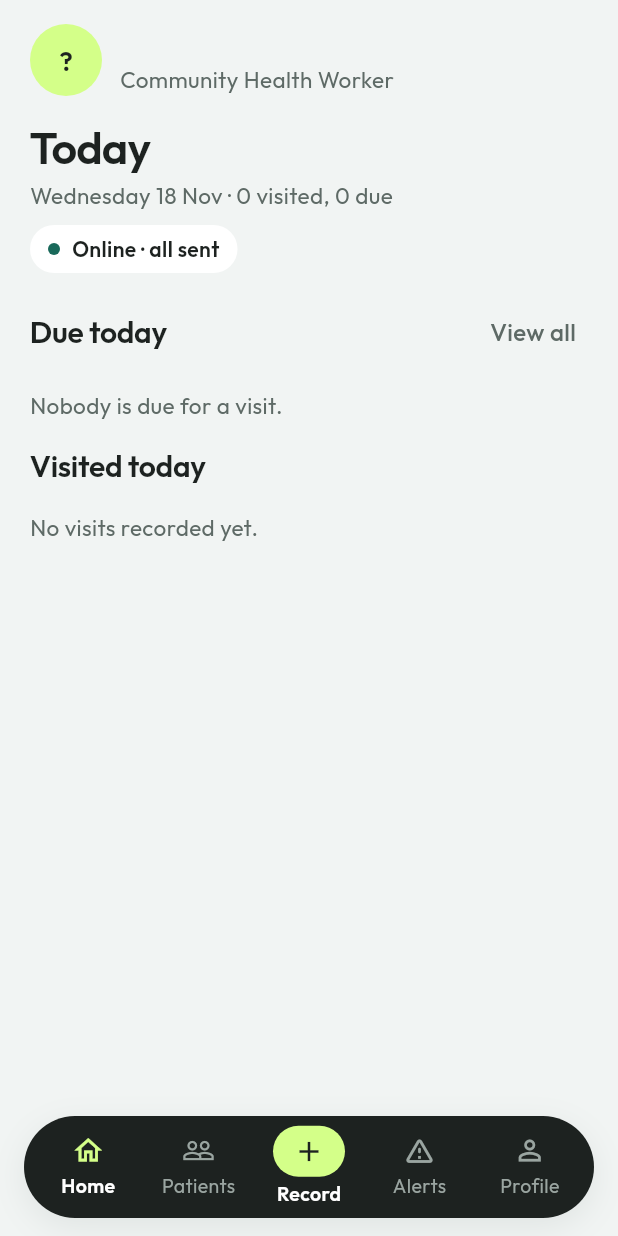
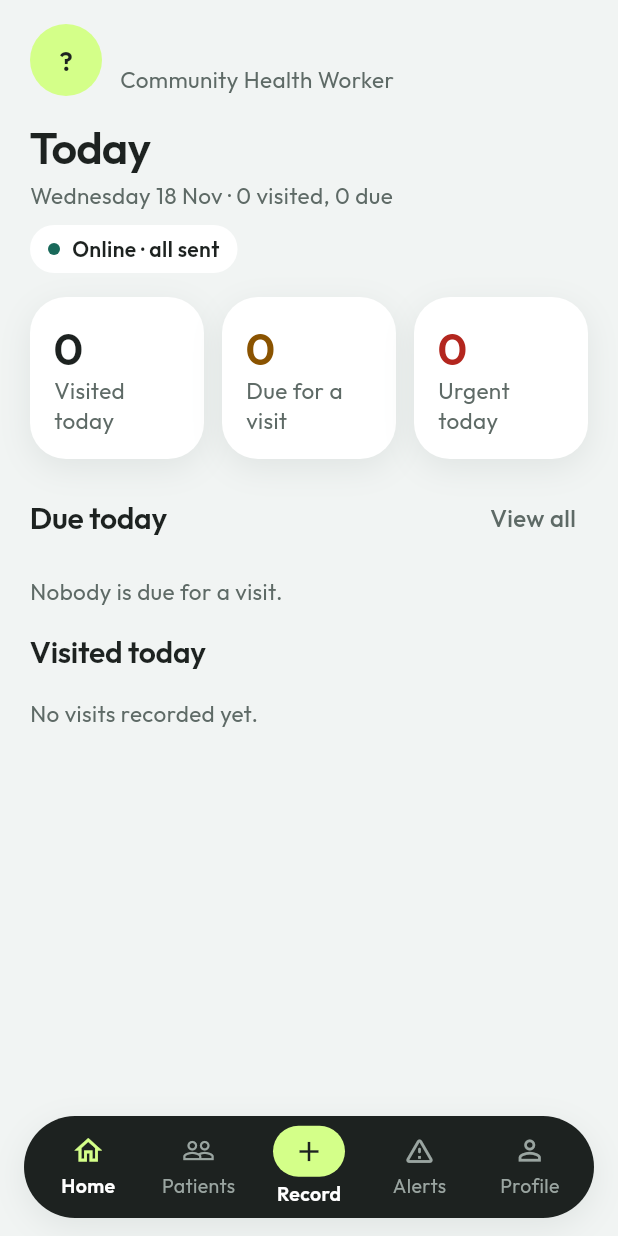
Before and after one commit to nshderrick056/HealthBridge_v2, a Flutter app: the AppShell screen opened directly, on a phone screen of 412 x 824 dp. Run offline on Flutter 3.47's test engine with Material 3 defaults, Android fonts, the phone set to English and light mode, and no system bars; our stand-ins replace cloud_firestore, connectivity_plus, drift, firebase_auth, firebase_core, flutter_riverpod and 2 more; missing offline and left inert: cryptography, workmanager; accounts and stored records are empty; generated files the repository leaves out were written again.

Commit message:
feat(app): fixed sign-in background; stat cards on the CHW home
The green sign-in background no longer resizes with the keyboard: it stays put and only the form
scrolls above the keyboard. CHW Home shows three stat cards: visited today, due for a visit,
urgent today.

Co-Authored-By: Claude Sonnet 5.5 <noreply@anthropic.com>

```diff
--- a/lib/presentation/home/home_screen.dart
+++ b/lib/presentation/home/home_screen.dart
@@ -84,6 +84,39 @@ class HomeScreen extends ConsumerWidget {
                   _connection(online, pending),
                   dot: online ? HbColors.brand : HbColors.amberMark,
                 ),
+              ),
+            ),
+          ],
+        ),
+        SummaryRow(
+          children: [
+            Expanded(
+              child: SummaryCard(
+                icon: Icons.check,
+                tint: HbColors.greenTint,
+                color: HbColors.brand,
+                value: visited,
+                label: 'Visited today',
+              ),
+            ),
+            const SizedBox(width: 12),
+            Expanded(
+              child: SummaryCard(
+                icon: Icons.event,
+                tint: HbColors.amberTint,
+                color: HbColors.warning,
+                value: due.length,
+                label: 'Due for a visit',
+              ),
+            ),
+            const SizedBox(width: 12),
+            Expanded(
+              child: SummaryCard(
+                icon: Icons.warning_amber_rounded,
+                tint: HbColors.redTint,
+                color: HbColors.red,
+                value: urgent.length,
+                label: 'Urgent today',
               ),
             ),
           ],
```
Also changed, not shown: lib/presentation/auth/login_screen.dart (+17 -4 lines).
